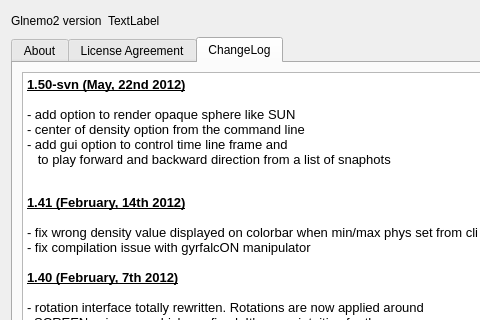
Above: src/formabout.ui from jcldc/glnemo2 before the change; both pictures show x 0 to 480 and y 0 to 320 of the 715 by 470 pixel window. Below: the same form after it.
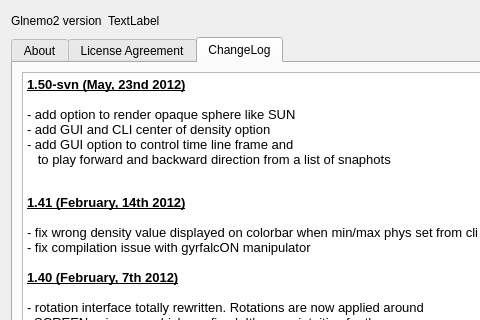
That is the form after the change. Icons and pictures are not drawn.

What changed in the file:
```diff
--- a/src/formabout.ui
+++ b/src/formabout.ui
@@ -1057,11 +1057,11 @@
 &lt;table border=&quot;0&quot; style=&quot;-qt-table-type: root; margin-top:4px; margin-bottom:4px; margin-left:4px; margin-right:4px;&quot;&gt;
 &lt;tr&gt;
 &lt;td style=&quot;border: none;&quot;&gt;
-&lt;p style=&quot; margin-top:0px; margin-bottom:0px; margin-left:0px; margin-right:0px; -qt-block-indent:0; text-indent:0px;&quot;&gt;&lt;span style=&quot; font-size:10pt; font-weight:600; text-decoration: underline;&quot;&gt;1.50-svn (May, 22nd 2012)&lt;/span&gt;&lt;/p&gt;
+&lt;p style=&quot; margin-top:0px; margin-bottom:0px; margin-left:0px; margin-right:0px; -qt-block-indent:0; text-indent:0px;&quot;&gt;&lt;span style=&quot; font-size:10pt; font-weight:600; text-decoration: underline;&quot;&gt;1.50-svn (May, 23nd 2012)&lt;/span&gt;&lt;/p&gt;
 &lt;p style=&quot;-qt-paragraph-type:empty; margin-top:0px; margin-bottom:0px; margin-left:0px; margin-right:0px; -qt-block-indent:0; text-indent:0px; font-size:10pt;&quot;&gt;&lt;/p&gt;
 &lt;p style=&quot; margin-top:0px; margin-bottom:0px; margin-left:0px; margin-right:0px; -qt-block-indent:0; text-indent:0px;&quot;&gt;&lt;span style=&quot; font-size:10pt;&quot;&gt;- add option to render opaque sphere like SUN&lt;/span&gt;&lt;/p&gt;
-&lt;p style=&quot; margin-top:0px; margin-bottom:0px; margin-left:0px; margin-right:0px; -qt-block-indent:0; text-indent:0px;&quot;&gt;&lt;span style=&quot; font-size:10pt;&quot;&gt;- center of density option from the command line&lt;/span&gt;&lt;/p&gt;
-&lt;p style=&quot; margin-top:0px; margin-bottom:0px; margin-left:0px; margin-right:0px; -qt-block-indent:0; text-indent:0px;&quot;&gt;&lt;span style=&quot; font-size:10pt;&quot;&gt;- add gui option to control time line frame and &lt;/span&gt;&lt;/p&gt;
+&lt;p style=&quot; margin-top:0px; margin-bottom:0px; margin-left:0px; margin-right:0px; -qt-block-indent:0; text-indent:0px;&quot;&gt;&lt;span style=&quot; font-size:10pt;&quot;&gt;- add GUI and CLI center of density option&lt;/span&gt;&lt;/p&gt;
+&lt;p style=&quot; margin-top:0px; margin-bottom:0px; margin-left:0px; margin-right:0px; -qt-block-indent:0; text-indent:0px;&quot;&gt;&lt;span style=&quot; font-size:10pt;&quot;&gt;- add GUI option to control time line frame and &lt;/span&gt;&lt;/p&gt;
 &lt;p style=&quot; margin-top:0px; margin-bottom:0px; margin-left:0px; margin-right:0px; -qt-block-indent:0; text-indent:0px;&quot;&gt;&lt;span style=&quot; font-size:10pt;&quot;&gt;   to play forward and backward direction from a list of snaphots&lt;/span&gt;&lt;/p&gt;
 &lt;p style=&quot;-qt-paragraph-type:empty; margin-top:0px; margin-bottom:0px; margin-left:0px; margin-right:0px; -qt-block-indent:0; text-indent:0px;&quot;&gt;&lt;/p&gt;
 &lt;p style=&quot;-qt-paragraph-type:empty; margin-top:0px; margin-bottom:0px; margin-left:0px; margin-right:0px; -qt-block-indent:0; text-indent:0px; font-size:10pt; font-weight:600; text-decoration: underline;&quot;&gt;&lt;/p&gt;
```
